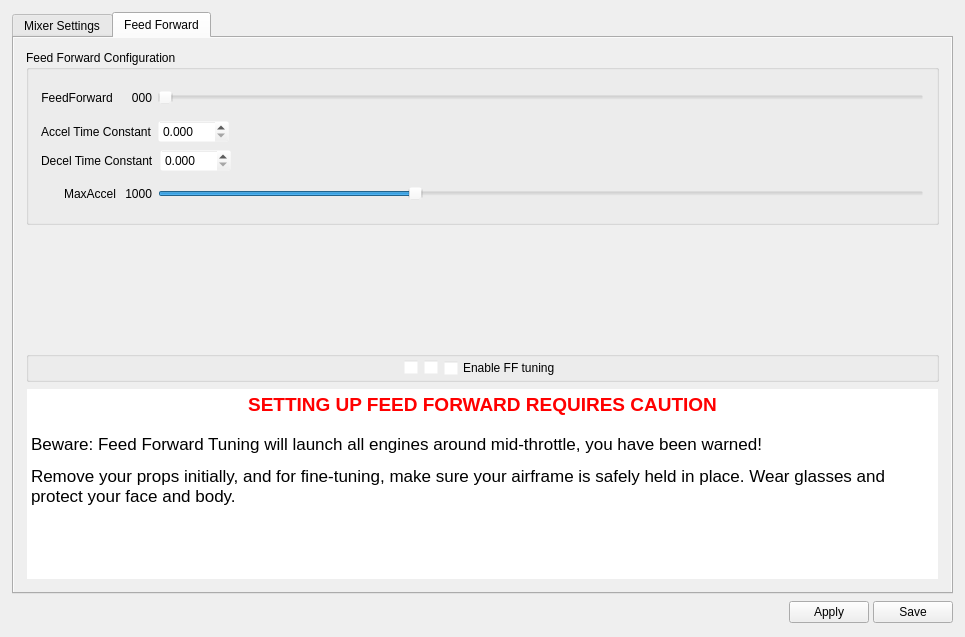
openpilot/OpenPilot, file ground/openpilotgcs/src/plugins/config/airframe.ui: the form before one commit.
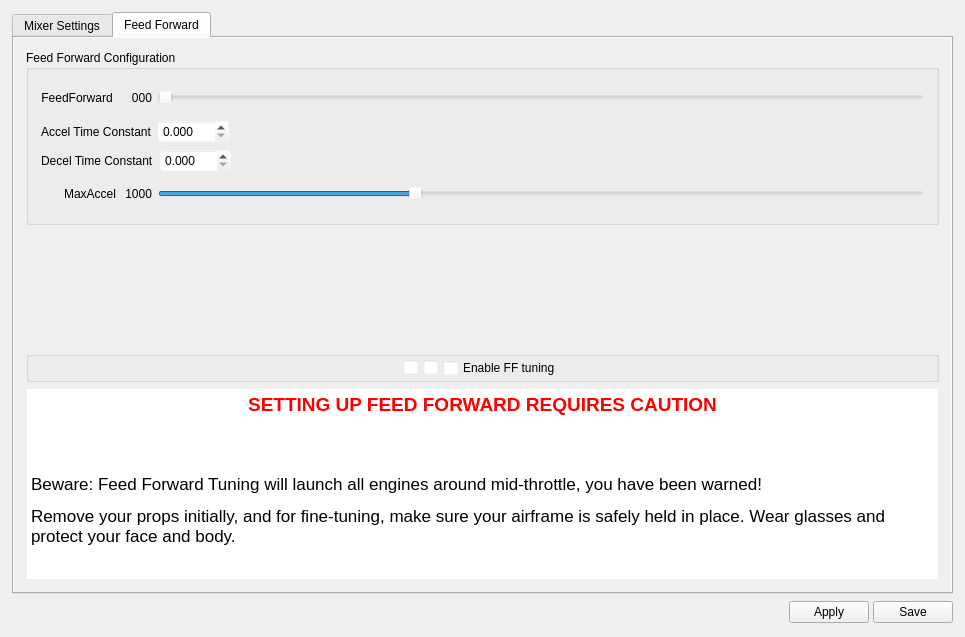
The form after the commit. The open tabs and pages were chosen to show the change. Icons and pictures are not drawn. Custom widgets are drawn as their Qt base class.

Commit message: fixed that path error PT brought up in forum i hope

What changed in the file:
```diff
--- a/ground/openpilotgcs/src/plugins/config/airframe.ui
+++ b/ground/openpilotgcs/src/plugins/config/airframe.ui
@@ -3202,7 +3202,8 @@
 &lt;tr&gt;
 &lt;td style=&quot;border: none;&quot;&gt;
 &lt;p align=&quot;center&quot; style=&quot; margin-top:0px; margin-bottom:0px; margin-left:0px; margin-right:0px; -qt-block-indent:0; text-indent:0px;&quot;&gt;&lt;span style=&quot; font-family:'Ubuntu'; font-size:14pt; font-weight:600; color:#ff0000;&quot;&gt;SETTING UP FEED FORWARD REQUIRES CAUTION&lt;/span&gt;&lt;/p&gt;
-&lt;p style=&quot;-qt-paragraph-type:empty; margin-top:0px; margin-bottom:0px; margin-left:0px; margin-right:0px; -qt-block-indent:0; text-indent:0px; font-family:'Ubuntu'; font-size:11pt;&quot;&gt;&lt;br /&gt;&lt;/p&gt;
+&lt;p style=&quot;-qt-paragraph-type:empty; margin-top:0px; margin-bottom:0px; margin-left:0px; margin-right:0px; -qt-block-indent:0; text-indent:0px; font-family:'Ubuntu'; font-size:11pt;&quot;&gt;&lt;/p&gt;
+&lt;p style=&quot; margin-top:0px; margin-bottom:0px; margin-left:0px; margin-right:0px; -qt-block-indent:0; text-indent:0px;&quot;&gt;&lt;span style=&quot; font-family:'Ubuntu'; font-size:11pt;&quot;&gt;&lt;br /&gt;&lt;/span&gt;&lt;/p&gt;
 &lt;p style=&quot; margin-top:0px; margin-bottom:0px; margin-left:0px; margin-right:0px; -qt-block-indent:0; text-indent:0px;&quot;&gt;Beware: Feed Forward Tuning will launch all engines around mid-throttle, you have been warned!&lt;/p&gt;
 &lt;p style=&quot; margin-top:12px; margin-bottom:12px; margin-left:0px; margin-right:0px; -qt-block-indent:0; text-indent:0px;&quot;&gt;Remove your props initially, and for fine-tuning, make sure your airframe is safely held in place. Wear glasses and protect your face and body.&lt;/p&gt;&lt;/td&gt;&lt;/tr&gt;&lt;/table&gt;&lt;/body&gt;&lt;/html&gt;</string>
              </property>
```
Left out of the diff: 4 changed lines with no effect on the pictures.
